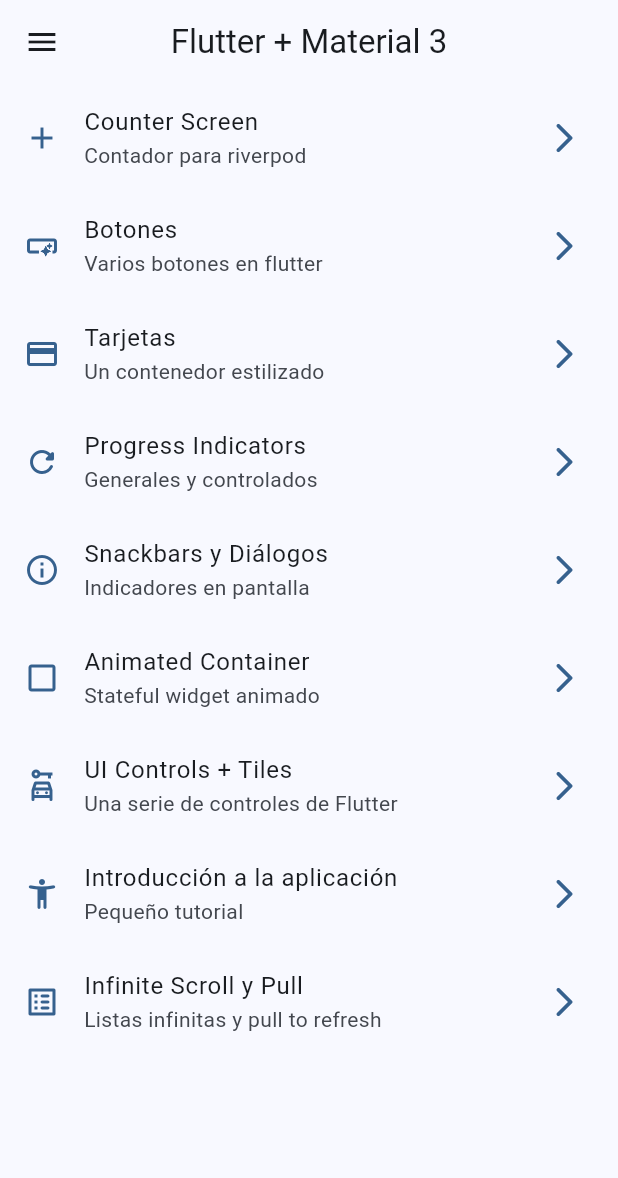
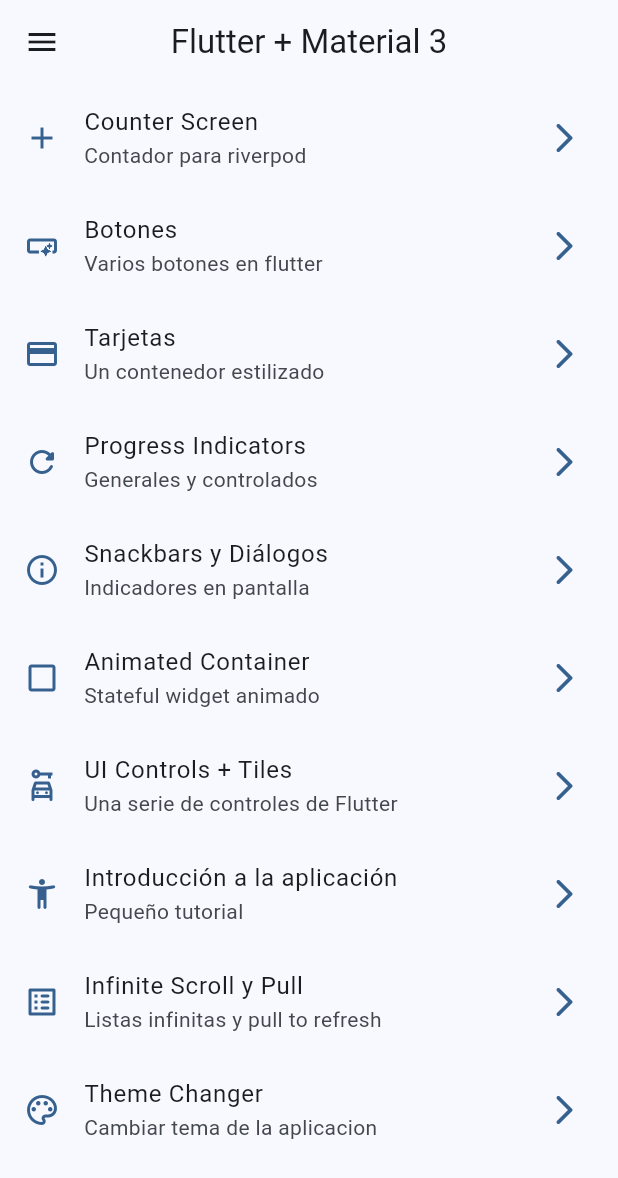
Before and after one commit to edu5975/windgets_app, a Flutter app: the screen it shows after launch, on a phone screen of 412 x 824 dp. Shown: the top 1178 px of the screen. Run offline on Flutter 3.47's test engine with Material 2 defaults, Android fonts, the light colour scheme and no system bars; our stand-ins replace animate_do, flutter_riverpod, go_router.

Commit message:
antes de state notifier

```diff
--- a/lib/config/menu/menu_items.dart
+++ b/lib/config/menu/menu_items.dart
@@ -69,4 +69,10 @@
     link: '/infinite',
     icon: Icons.list_alt_rounded,
   ),
+  MenuItem(
+    title: 'Theme Changer',
+    subTitle: 'Cambiar tema de la aplicacion',
+    link: '/theme-changer',
+    icon: Icons.color_lens_outlined,
+  ),
 ];
--- a/lib/config/router/app_router.dart
+++ b/lib/config/router/app_router.dart
@@ -54,5 +54,10 @@
       name: CounterScreen.name,
       builder: (context, state) => const CounterScreen(),
     ),
+    GoRoute(
+      path: '/theme-changer',
+      name: ThemeChangerScreen.name,
+      builder: (context, state) => const ThemeChangerScreen(),
+    ),
   ],
 );
--- a/lib/config/theme/app_theme.dart
+++ b/lib/config/theme/app_theme.dart
@@ -11,15 +11,19 @@
 
 class AppTheme {
   final int selectedColor;
+  final bool isDarkMode;
 
-  AppTheme({this.selectedColor = 0})
-      : assert(
+  AppTheme({
+    this.selectedColor = 0,
+    this.isDarkMode = false,
+  })  : assert(
             selectedColor >= 0, 'Selected color must be greater than 0 or 0'),
         assert(selectedColor < colorList.length,
             'Selected color must be less or equal then ${colorList.length - 1}');
 
   ThemeData getTheme() => ThemeData(
         useMaterial3: true,
+        brightness: isDarkMode ? Brightness.dark : Brightness.light,
         colorSchemeSeed: colorList[selectedColor],
         appBarTheme: const AppBarTheme(centerTitle: true),
       );
--- a/lib/main.dart
+++ b/lib/main.dart
@@ -2,6 +2,7 @@
 import 'package:flutter_riverpod/flutter_riverpod.dart';
 import 'package:windgets_app/config/router/app_router.dart';
 import 'package:windgets_app/config/theme/app_theme.dart';
+import 'package:windgets_app/presentation/providers/theme_provider.dart';
 
 void main() {
   runApp(const ProviderScope(
@@ -9,16 +10,21 @@
   ));
 }
 
-class MainApp extends StatelessWidget {
+class MainApp extends ConsumerWidget {
   const MainApp({super.key});
 
   @override
-  Widget build(BuildContext context) {
+  Widget build(BuildContext context, WidgetRef ref) {
+    final bool isDarkMode = ref.watch(isDarModeProvider);
+    final int selectedColor = ref.watch(selectedIndexColorProvider);
     return MaterialApp.router(
       title: 'Flutter Widgets',
       routerConfig: appRouter,
       debugShowCheckedModeBanner: false,
-      theme: AppTheme().getTheme(),
+      theme: AppTheme(
+        selectedColor: selectedColor,
+        isDarkMode: isDarkMode,
+      ).getTheme(),
     );
   }
 }
--- a/lib/presentation/providers/theme_provider.dart
+++ b/lib/presentation/providers/theme_provider.dart
@@ -1,3 +1,11 @@
 import 'package:flutter_riverpod/flutter_riverpod.dart';
+import 'package:windgets_app/config/theme/app_theme.dart';
 
+//Un simple boolean
 final isDarModeProvider = StateProvider((ref) => false);
+
+//Listado de colores inmutable
+final colorListProvider = Provider((ref) => colorList);
+
+//Un simple int
+final selectedIndexColorProvider = StateProvider((ref) => 0);
--- a/lib/presentation/screens/screens.dart
+++ b/lib/presentation/screens/screens.dart
@@ -8,3 +8,4 @@
 export "package:windgets_app/presentation/screens/cards/cards_screen.dart";
 export "package:windgets_app/presentation/screens/home/home_screen.dart";
 export "package:windgets_app/presentation/screens/counter/counter_screen.dart";
+export "package:windgets_app/presentation/screens/theme_changer/theme_changer_screen.dart";
```
Also changed, not shown: lib/presentation/screens/theme_changer/theme_changer_screen.dart (added, +60 -0 lines).
